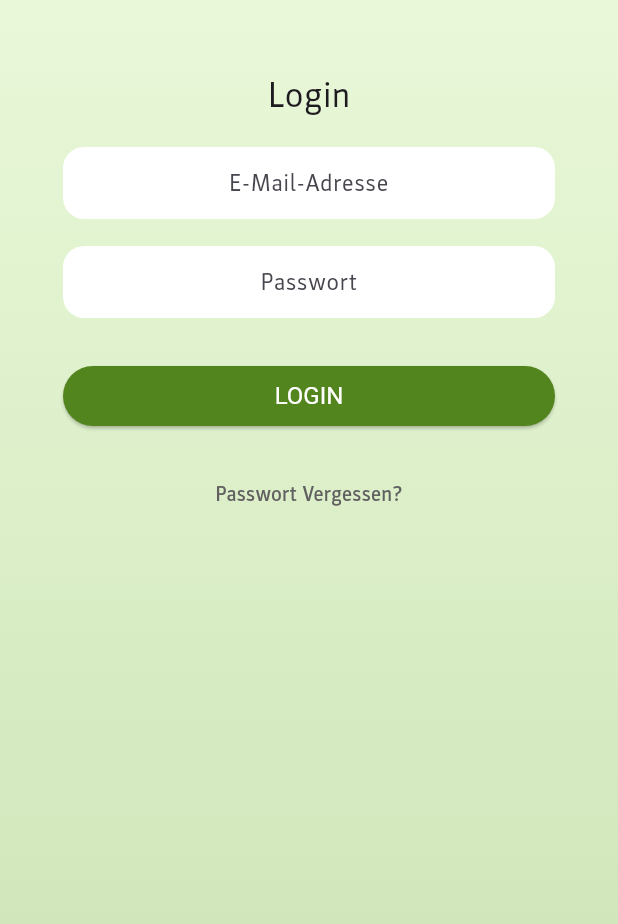
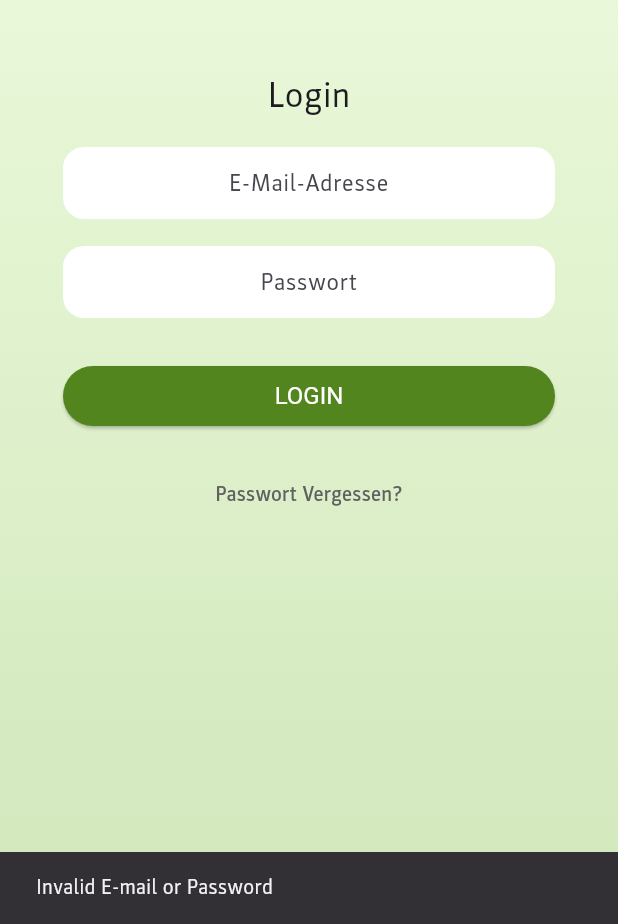
Before and after one commit to FH-JOANNEUM-MSD/dual-job-date-mobile, a Flutter app: the screen it shows after launch, after a tap on "LOGIN", on a phone screen of 412 x 824 dp, the part 312-1236 px from its top. Run offline on Flutter 3.47's test engine with Material 3 defaults, Android fonts, the phone set to English and light mode, and no system bars; our stand-ins replace animated_splash_screen, bloc, flutter_bloc, flutter_secure_storage, flutter_svg, logger and 1 more; network calls fail.

Commit message:
adjusted login flow

```diff
--- a/lib/main.dart
+++ b/lib/main.dart
@@ -40,8 +40,16 @@ class MyApp extends StatelessWidget {
                   BlocProvider.of<AuthenticationBloc>(context)
                       .add(RefreshBearerEvent());
                   return Container(
-                    decoration:
-                        const BoxDecoration(color: StaticColors.secondary),
+                    decoration: const BoxDecoration(
+                      gradient: LinearGradient(
+                        begin: Alignment.topCenter,
+                        end: Alignment.bottomCenter,
+                        colors: [
+                          StaticColors.topBackgroundScreen,
+                          StaticColors.bottomBackgroundScreen,
+                        ],
+                      ),
+                    ),
                     child: const Center(
                       child: CustomLoadingIndicator(),
                     ),
--- a/lib/screens/login/authentication_bloc.dart
+++ b/lib/screens/login/authentication_bloc.dart
@@ -1,45 +1,45 @@
 import 'package:bloc/bloc.dart';
 import 'package:dual_job_date_mobile/screens/login/authentication_event.dart';
 import 'package:dual_job_date_mobile/screens/login/authentication_state.dart';
-import 'package:dual_job_date_mobile/services/login_service.dart';
+import 'package:dual_job_date_mobile/services/login/login_service.dart';
 
 class AuthenticationBloc
     extends Bloc<AuthenticationEvent, AuthenticationState> {
   AuthenticationBloc() : super(AuthenticationStateInitial()) {
     {
       on<LoginEvent>((event, emit) async {
-        emit(
-            AuthenticationStateChanged(AuthenticationStatus.PENDING));
+        emit(AuthenticationStateChanged(AuthenticationStatus.PENDING));
 
-        var statusCode = await LoginService.login(event.email, event.password);
-        switch (statusCode) {
+        var loginResponse =
+            await LoginService.login(event.email, event.password);
+        switch (loginResponse.statusCode) {
           case 200:
-            emit(
-                AuthenticationStateChanged(AuthenticationStatus.AUTHENTICATED));
+            if (!loginResponse.isNew) {
+              emit(AuthenticationStateChanged(AuthenticationStatus.FIRSTLOGIN));
+            } else {
+              emit(AuthenticationStateChanged(
+                  AuthenticationStatus.AUTHENTICATED));
+            }
             break;
           default:
-            emit(
-                AuthenticationStateChanged(
-                    AuthenticationStatus.UNAUTHENTICATED));
+            emit(AuthenticationStateChanged(
+                AuthenticationStatus.UNAUTHENTICATED));
             break;
         }
       });
 
       on<RefreshBearerEvent>((event, emit) async {
         var isAuthenticated = await LoginService.isAuthenticated();
-        if(isAuthenticated){
+        if (isAuthenticated) {
+          emit(AuthenticationStateChanged(AuthenticationStatus.AUTHENTICATED));
+        } else {
           emit(
-              AuthenticationStateChanged(
-                  AuthenticationStatus.AUTHENTICATED));
-        }else {
-          emit(
-              AuthenticationStateChanged(
-                  AuthenticationStatus.UNAUTHENTICATED));
+              AuthenticationStateChanged(AuthenticationStatus.UNAUTHENTICATED));
         }
       });
 
       on<LogoutEvent>((event, emit) async {
-        //TODO delete toke from storage
+        //TODO delete tokens from storage
         emit(AuthenticationStateChanged(AuthenticationStatus.UNAUTHENTICATED));
       });
     }
--- a/lib/screens/login/login.dart
+++ b/lib/screens/login/login.dart
@@ -63,7 +63,9 @@ class _LoginState extends State<Login> {
               navigateToHome(context);
               break;
             case AuthenticationStatus.UNAUTHENTICATED:
-              //TODO show Toast: something went wrong
+              ScaffoldMessenger.of(context).showSnackBar(
+                const SnackBar(content: Text("Invalid E-mail or Password")),
+              );
               break;
             default:
               break;
--- /dev/null
+++ b/lib/services/login/login_service.dart
@@ -0,0 +1,120 @@
+import 'dart:convert';
+import 'package:dual_job_date_mobile/services/login/login_response.dart';
+import 'package:flutter_secure_storage/flutter_secure_storage.dart';
+import 'package:http/http.dart';
+import 'package:logger/logger.dart';
+import '../../rest/HttpHelper.dart';
+
+class LoginService {
+  // Method to handle user login
+  static Future<LoginResponse> login(String email, String password) async {
+    var body = {
+      'email': email,
+      'password': password,
+    };
+
+    try {
+      final response = await HTTPHelper.post('User/Login', body);
+
+      if (response == null) {
+        return _handleExceptionLogin(); // Handle null response
+      } else if (response.statusCode == 200) {
+        return _handleSuccessfulLogin(response); // Handle successful login
+      } else {
+        return _handleErrorLogin(response); // Handle error login
+      }
+    } catch (e) {
+      return _handleExceptionLogin(); // Handle exceptions
+    }
+  }
+
+  // Method to handle successful login response
+  static LoginResponse _handleSuccessfulLogin(Response response) {
+    Map<String, dynamic> decodedResponse = jsonDecode(response.body.trim());
+    LoginResponse loginResponse =
+    LoginResponse.fromJson(decodedResponse, response.statusCode);
+    if(!loginResponse.isNew){
+      _storeTokens(loginResponse); // Store tokens securely
+    }
+    return loginResponse;
+  }
+
+  // Method to handle error login response
+  static LoginResponse _handleErrorLogin(Response response) {
+    return LoginResponse(
+        "null", "null", 0, "null", false, response.statusCode);
+  }
+
+  // Method to handle exceptions during login
+  static LoginResponse _handleExceptionLogin() {
+    return LoginResponse("null", "null", 0, "null", false, -1);
+  }
+
+  // Method to store tokens securely
+  static Future<void> _storeTokens(LoginResponse response) async {
+    const storage = FlutterSecureStorage();
+    await storage.write(key: 'bearer-token', value: response.accessToken);
+    await storage.write(key: 'refresh-token', value: response.refreshToken);
+
+    final DateTime now = DateTime.now();
+    final int expiresIn = response.expiresIn;
+    final DateTime expirationDate = now.add(Duration(seconds: expiresIn));
+    await storage.write(
+        key: 'bearer-token-expiration',
+        value: expirationDate.toIso8601String());
+  }
+
+  // Method to check if the token is expired
+  static Future<bool> isTokenExpired() async {
+    const storage = FlutterSecureStorage();
+    final String? expirationDateString =
+    await storage.read(key: "bearer-token-expiration");
+
+    if (expirationDateString == null) return true;
+
+    final DateTime expirationDate = DateTime.parse(expirationDateString);
+
+    final bool isExpired = DateTime.now().isAfter(expirationDate);
+
+    return isExpired;
+  }
+
+  // Method to check if user is authenticated
+  static Future<bool> isAuthenticated() async {
+    const storage = FlutterSecureStorage();
+
+    final String? bearer = await storage.read(key: "bearer-token");
+    final bool bearerExpired = await isTokenExpired();
+
+    if (bearer != null && !bearerExpired) {
+      return true; // User is authenticated
+    } else {
+      return await refreshToken(); // Refresh token if expired or not available
+    }
+  }
+
+  // Method to refresh the token
+  static Future<bool> refreshToken() async {
+    final String? refreshToken =
+    await const FlutterSecureStorage().read(key: "refresh-token");
+
+    final Logger logger = Logger();
+
+    try {
+      var body = {
+        'refreshToken': refreshToken,
+      };
+      final response = await HTTPHelper.post('User/Refresh', body);
+      if (response != null && response.statusCode == 200) {
+        Map<String, dynamic> decodedResponse = jsonDecode(response.body);
+        var refreshResponse =
+        LoginResponse.fromJson(decodedResponse, response.statusCode);
+        _storeTokens(refreshResponse); // Store refreshed tokens
+      }
+      return response!.statusCode == 200;
+    } catch (e) {
+      logger.e('http POST failed: $e');
+      return false;
+    }
+  }
+}
--- a/lib/services/login_service.dart
+++ /dev/null
@@ -1,90 +0,0 @@
-import 'dart:convert';
-import 'package:flutter_secure_storage/flutter_secure_storage.dart';
-import 'package:logger/logger.dart';
-import '../rest/HttpHelper.dart';
-
-class LoginService {
-  static Future<int> login(String email, String password) async {
-    var body = {
-      'email': email,
-      'password': password,
-    };
-
-    final response = await HTTPHelper.post('User/Login', body);
-
-    if (response != null) {
-      if (response.statusCode == 200) {
-        Map<String, dynamic> decodedResponse = jsonDecode(response.body);
-        await _storeTokens(decodedResponse);
-      }
-      return response.statusCode;
-    } else {
-      return -1;
-    }
-  }
-
-  static Future<void> _storeTokens(Map<String, dynamic> decodedResponse) async {
-    const storage = FlutterSecureStorage();
-    await storage.write(
-        key: 'bearer-token', value: decodedResponse['accessToken']);
-    await storage.write(
-        key: 'refresh-token', value: decodedResponse['refreshToken']);
-
-    final DateTime now = DateTime.now();
-    final int expiresIn = decodedResponse['expiresIn'];
-    final DateTime expirationDate = now.add(Duration(seconds: expiresIn));
-    await storage.write(
-        key: 'bearer-token-expiration',
-        value: expirationDate.toIso8601String());
-  }
-
-  static Future<bool> isTokenExpired() async {
-    const storage = FlutterSecureStorage();
-    final String? expirationDateString =
-        await storage.read(key: "bearer-token-expiration");
-
-    if (expirationDateString == null) return true;
-
-    final DateTime expirationDate = DateTime.parse(expirationDateString);
-
-    final bool isExpired = DateTime.now().isAfter(expirationDate);
-
-    return isExpired;
-  }
-
-  static Future<bool> isAuthenticated() async {
-    const storage = FlutterSecureStorage();
-
-    final String? bearer = await storage.read(key: "bearer-token");
-    final bool bearerExpired = await isTokenExpired();
-
-    if (bearer != null && !bearerExpired) {
-      return true;
-    } else {
-      return await refreshToken();
-    }
-  }
-
-  static Future<bool> refreshToken() async {
-    final String? refreshToken =
-        await const FlutterSecureStorage().read(key: "refresh-token");
-    print(refreshToken);
-
-    final Logger logger = Logger();
-
-    try {
-      var body = {
-        'refreshToken': refreshToken,
-      };
-      final response = await HTTPHelper.post('User/Refresh', body);
-      if(response != null && response.statusCode == 200){
-        Map<String, dynamic> decodedResponse = jsonDecode(response.body);
-        _storeTokens(decodedResponse);
-      }
-      return response!.statusCode == 200;
-    } catch (e) {
-      logger.e('http POST failed: $e');
-      return false;
-    }
-  }
-}
--- a/pubspec.yaml
+++ b/pubspec.yaml
@@ -58,6 +58,7 @@ dev_dependencies:
   # package. See that file for information about deactivating specific lint
   # rules and activating additional ones.
   flutter_lints: ^3.0.0
+  build_runner: ^2.4.9
 
 # For information on the generic Dart part of this file, see the
 # following page: https://dart.dev/tools/pub/pubspec
```
Also changed, not shown: lib/services/login/login_response.dart (added, +22 -0 lines), lib/services/login/login_response.g.dart (added).
